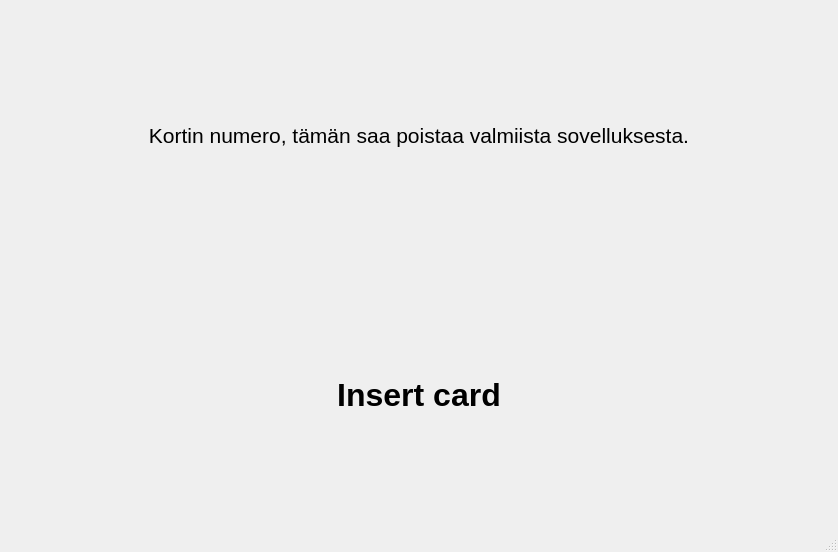
Necromunda/ATM, file bankautomat/mainwindow.ui: the form before one commit.
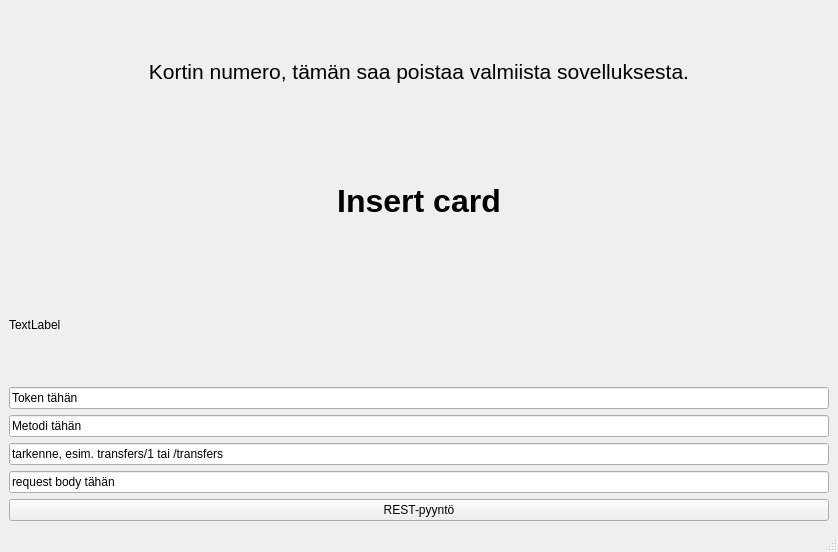
The form after the commit.

Commit message: REST_DLL first version

The edit to the form file:
```diff
--- a/bankautomat/mainwindow.ui
+++ b/bankautomat/mainwindow.ui
@@ -37,7 +37,6 @@
         <property name="font">
          <font>
           <pointsize>24</pointsize>
-          <weight>75</weight>
           <bold>true</bold>
          </font>
         </property>
@@ -51,6 +50,52 @@
       </item>
      </layout>
     </item>
+    <item>
+     <layout class="QVBoxLayout" name="verticalLayout_3">
+      <item>
+       <widget class="QLabel" name="REST_results">
+        <property name="text">
+         <string>TextLabel</string>
+        </property>
+       </widget>
+      </item>
+      <item>
+       <widget class="QLineEdit" name="lineEdit_Token">
+        <property name="text">
+         <string>Token tähän</string>
+        </property>
+       </widget>
+      </item>
+      <item>
+       <widget class="QLineEdit" name="lineEdit_metodi">
+        <property name="text">
+         <string>Metodi tähän</string>
+        </property>
+       </widget>
+      </item>
+      <item>
+       <widget class="QLineEdit" name="lineEdit_tarkenne">
+        <property name="text">
+         <string>tarkenne, esim. transfers/1 tai /transfers</string>
+        </property>
+       </widget>
+      </item>
+      <item>
+       <widget class="QLineEdit" name="lineEdit_body">
+        <property name="text">
+         <string>request body tähän</string>
+        </property>
+       </widget>
+      </item>
+      <item>
+       <widget class="QPushButton" name="Button_rest">
+        <property name="text">
+         <string>REST-pyyntö</string>
+        </property>
+       </widget>
+      </item>
+     </layout>
+    </item>
    </layout>
   </widget>
   <widget class="QMenuBar" name="menubar">
```
Left out of the diff: 2 changed lines with no effect on the pictures. The commit also changes 11 other files.
